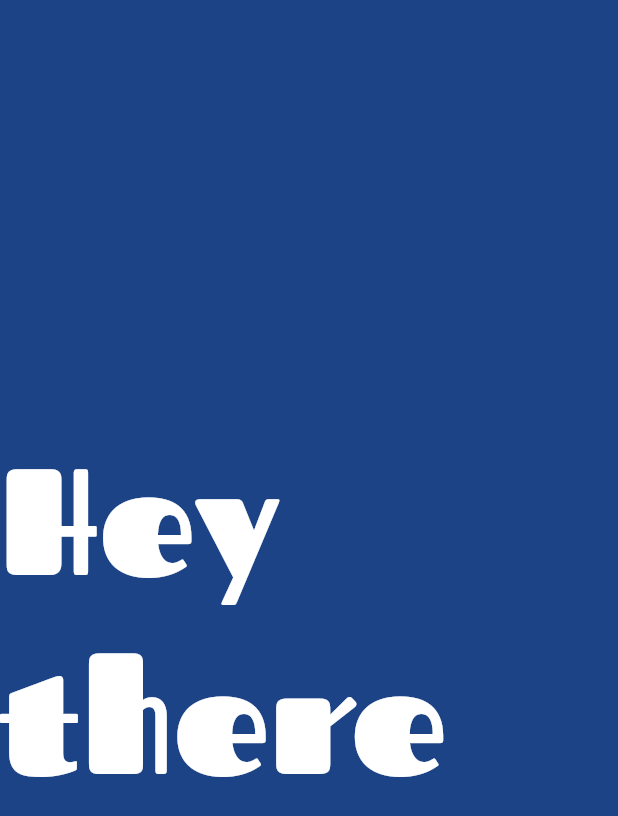
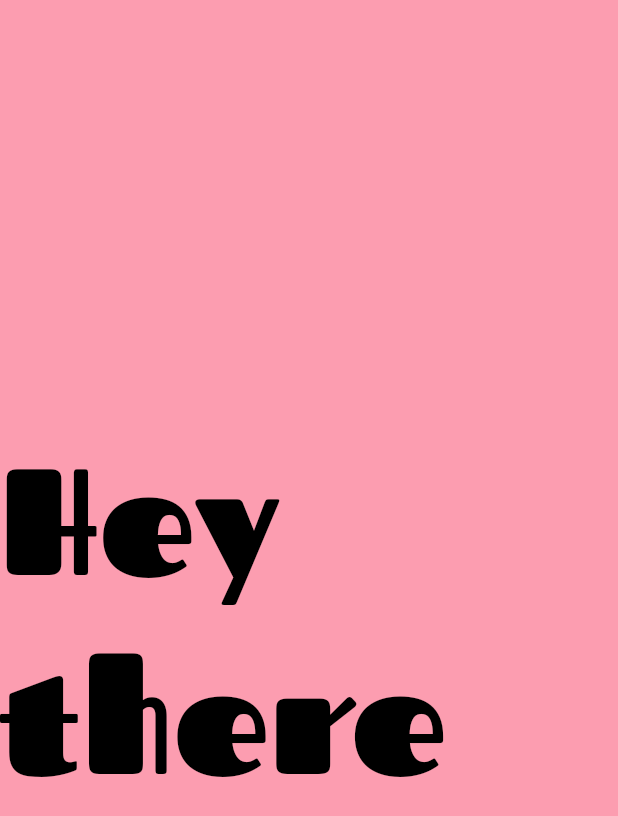
Before and after one commit to kzscentjienuum/testapp, a Flutter app: the screen it shows after launch, on a phone screen of 412 x 824 dp. Shown: the top 816 px of the screen. Run offline on Flutter 3.47's test engine with Material 2 defaults, Android fonts, the phone set to English and light mode, and no system bars.

Commit message:
Typing fix
Changed getRandomColor()

```diff
--- a/lib/colorDefinition.dart
+++ b/lib/colorDefinition.dart
@@ -5,7 +5,7 @@ Color randomColor = getRandomColor();
 Color fontColor = getFontColor();
 
 Color getRandomColor() =>
-    Color((Random().nextDouble() * 0xFFFFFF).toInt()).withOpacity(1.0);
+    Color((Random().nextInt(999999) * 0xFFFFFF)).withOpacity(1.0);
 //random color geretaion using Random class
 
 Color getFontColor() {
```
